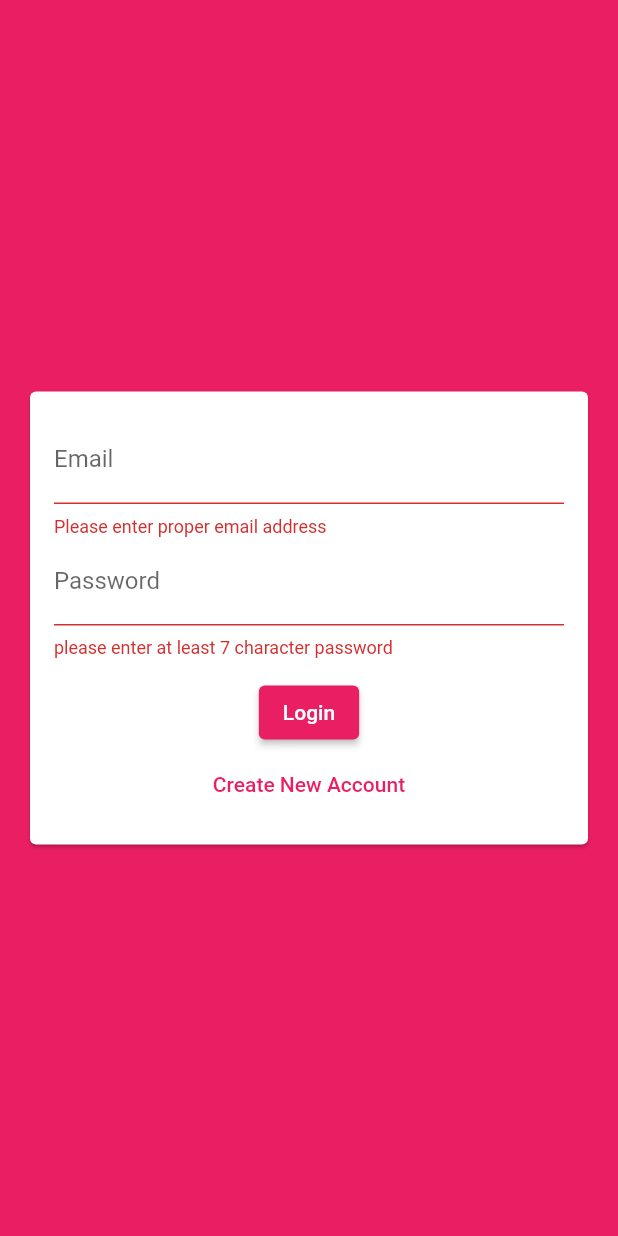
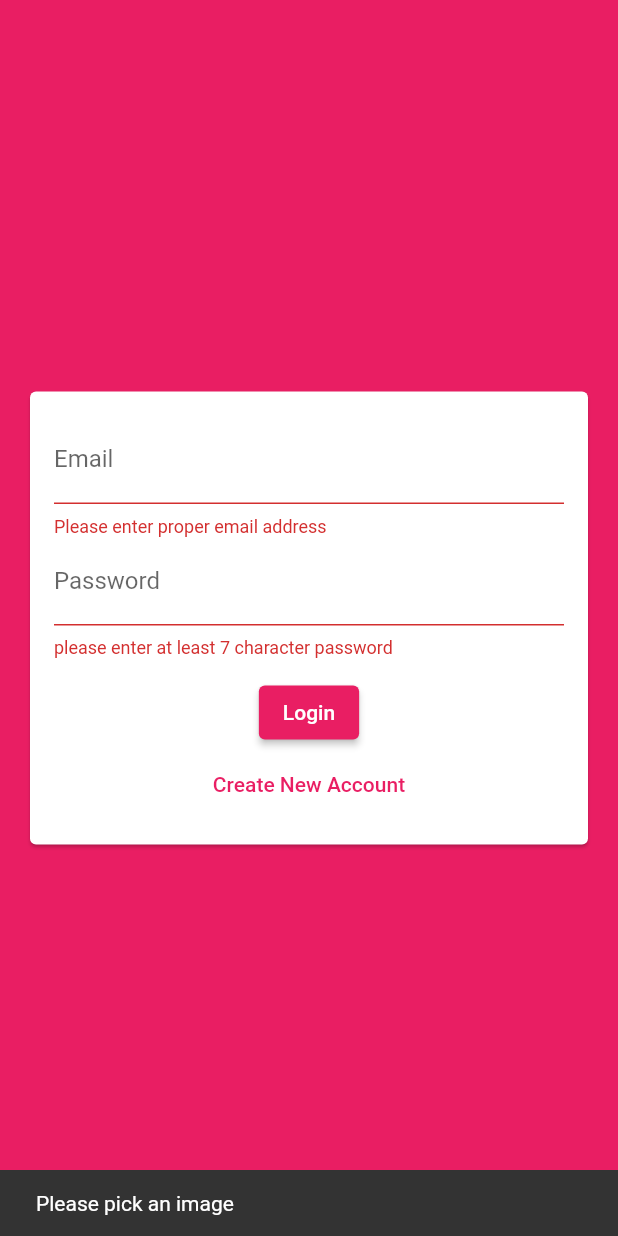
Before and after one commit to Viraj-Tank/flutter_firebase_chat, a Flutter app: the screen it shows after launch, after a tap on "Login", on a phone screen of 412 x 824 dp. Run offline on Flutter 3.47's test engine with Material 2 defaults, Android fonts, the phone set to English and light mode, and no system bars; our stand-ins replace cloud_firestore, firebase_auth, firebase_core, image_picker; accounts and stored records are empty.

Commit message:
- image validation

```diff
--- a/lib/widgets/auth_form.dart
+++ b/lib/widgets/auth_form.dart
@@ -1,3 +1,5 @@
+import 'dart:io';
+
 import 'package:flutter/material.dart';
 import 'package:flutter_firebase/widgets/user_image_picker.dart';
 
@@ -19,6 +21,7 @@ class _AuthFormState extends State<AuthForm> {
   String? _userEmail = '';
   String? _userName = '';
   String? _userPassword = '';
+  File? _userImageFile;
 
   @override
   Widget build(BuildContext context) {
@@ -33,8 +36,7 @@ class _AuthFormState extends State<AuthForm> {
               child: Column(
                 mainAxisSize: MainAxisSize.min,
                 children: [
-                  if(!_isLogin)
-                  const UserImagePicker(),
+                    if (!_isLogin) UserImagePicker(imagePickFn: _pickedImage),
                   TextFormField(
                     key: const ValueKey('email'),
                     ///used to differentiate all textform fields so data dont lose its integrity
@@ -111,6 +113,11 @@ class _AuthFormState extends State<AuthForm> {
   }
 
   void _trySubmit() {
+    if (_userImageFile == null) {
+      ScaffoldMessenger.of(context).showSnackBar(
+        const SnackBar(content: Text('Please pick an image')),
+      );
+    }
     if (_formKey.currentState?.validate() == true) {
       _formKey.currentState?.save(); // it will trigger onSaved method on every textFormField available in the _formKey
 
@@ -118,4 +125,8 @@ class _AuthFormState extends State<AuthForm> {
       widget.submitFn(_userEmail!, _userName!, _userPassword!, _isLogin);
     }
   }
+
+  void _pickedImage(File image) {
+    _userImageFile = image;
+  }
 }
--- a/pubspec.yaml
+++ b/pubspec.yaml
@@ -18,6 +18,7 @@ dependencies:
   firebase_core: ^2.2.0
   firebase_auth: ^4.1.2
   image_picker: ^0.8.6
+  firebase_storage: ^11.0.6
 
 dev_dependencies:
   flutter_test:
```
Also changed, not shown: lib/widgets/user_image_picker.dart (+7 -4 lines).
